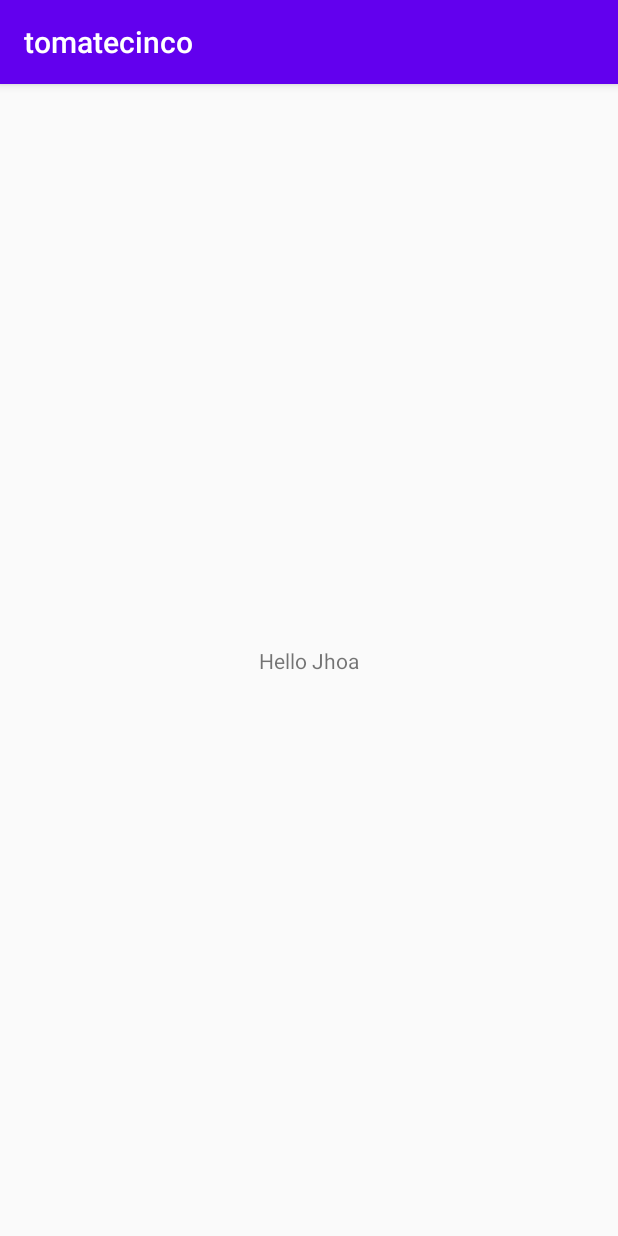
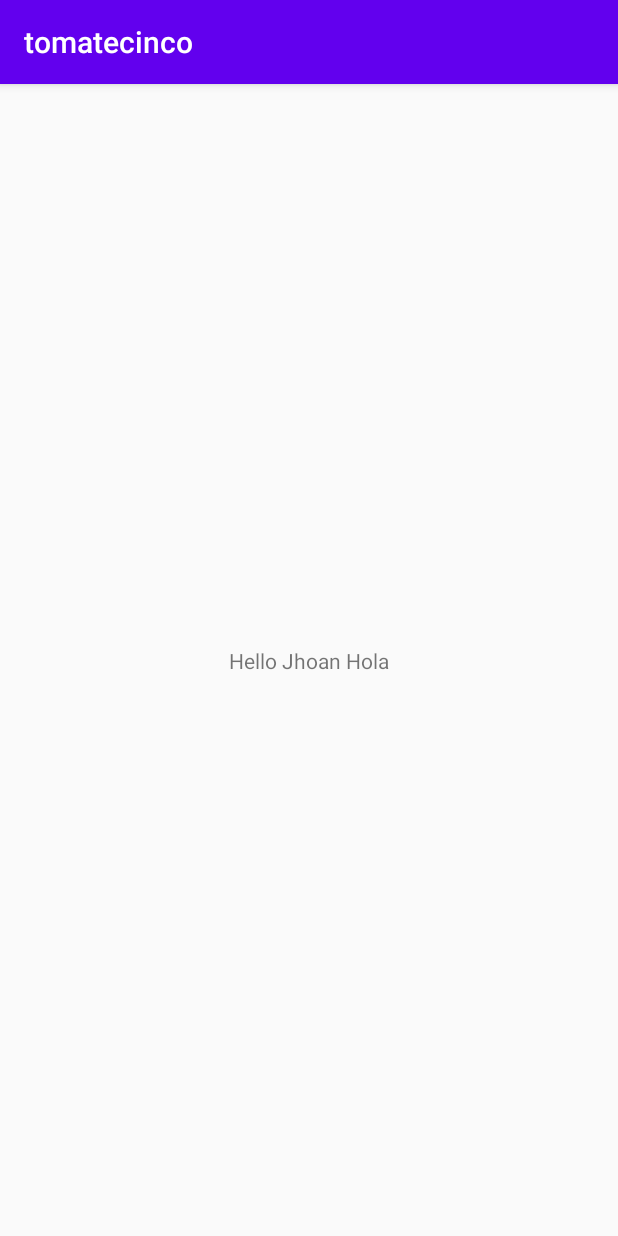
Before and after one commit to JWars8/tomatecinco, an Android app: the screen it shows after launch (MainActivity), on a phone screen of 412 x 824 dp. Run offline under Robolectric (Android 15) with nearby library versions, the phone set to English and light mode, and no system bars.

Commit message:
cambio desde nolocal

```diff
--- a/app/src/main/res/layout/activity_main.xml
+++ b/app/src/main/res/layout/activity_main.xml
@@ -9,7 +9,7 @@
     <TextView
         android:layout_width="wrap_content"
         android:layout_height="wrap_content"
-        android:text="Hello Jhoa"
+        android:text="Hello Jhoan Hola"
         app:layout_constraintBottom_toBottomOf="parent"
         app:layout_constraintLeft_toLeftOf="parent"
         app:layout_constraintRight_toRightOf="parent"
```
